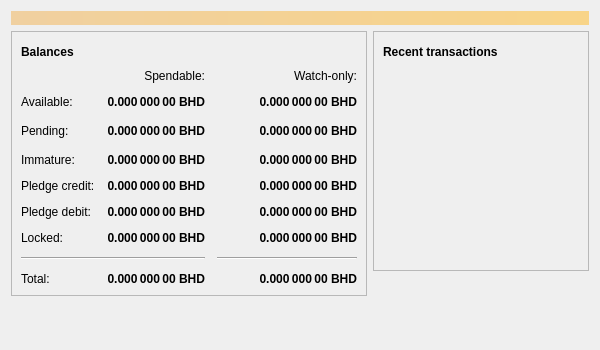
Qt form src/qt/forms/overviewpage.ui (goomario/btchd) before a commit.
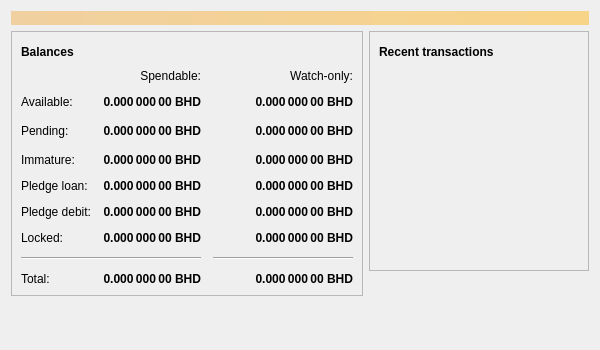
The same form after that commit. Icons and pictures are not drawn.

What changed in the file:
```diff
--- a/src/qt/forms/overviewpage.ui
+++ b/src/qt/forms/overviewpage.ui
@@ -321,7 +321,7 @@
             <item row="4" column="0">
              <widget class="QLabel" name="labelPledgeCreditText">
               <property name="text">
-               <string>Pledge credit:</string>
+               <string>Pledge loan:</string>
               </property>
              </widget>
             </item>
```
Left out of the diff: 12 changed lines with no effect on the pictures.
